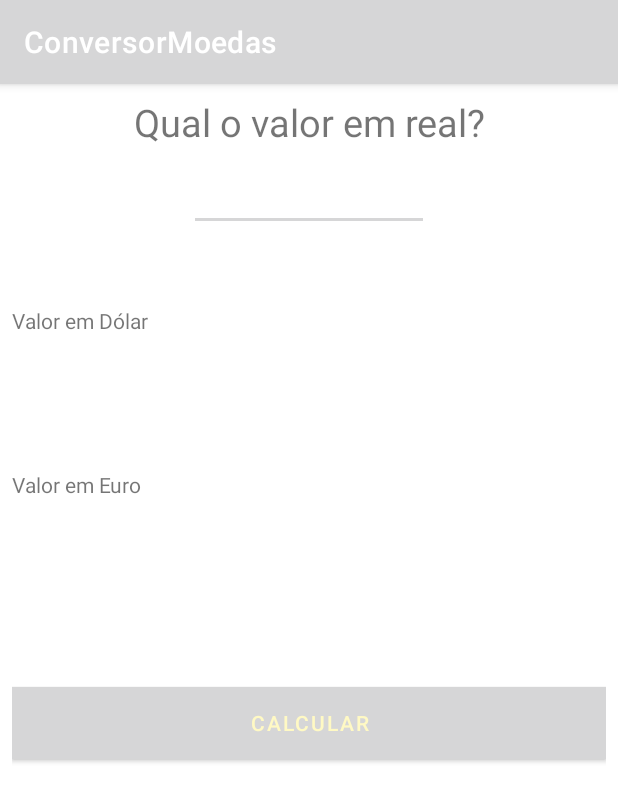
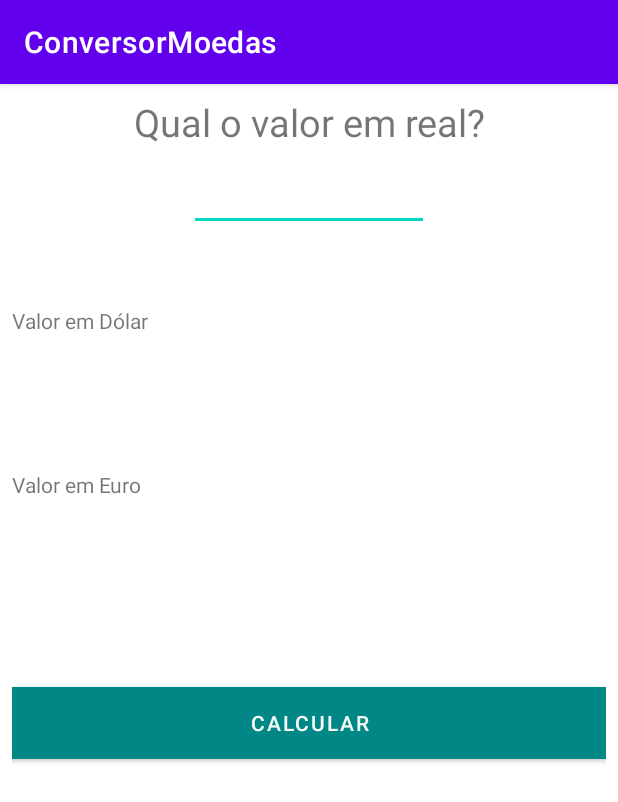
Before and after one commit to warleym/coversordemoedas, an Android app: the screen it shows after launch (MainActivity), on a phone screen of 412 x 824 dp. Shown: the top 802 px of the screen. Run offline under Robolectric (Android 15) with nearby library versions, the phone set to English and light mode, and no system bars.

Commit message:
Aplicação Rodando

```diff
--- a/app/src/main/res/layout/activity_main.xml
+++ b/app/src/main/res/layout/activity_main.xml
@@ -1,5 +1,6 @@
 <?xml version="1.0" encoding="utf-8"?>
 <LinearLayout xmlns:android="http://schemas.android.com/apk/res/android"
+    xmlns:app="http://schemas.android.com/apk/res-auto"
     xmlns:tools="http://schemas.android.com/tools"
     android:layout_width="match_parent"
     android:layout_height="match_parent"
@@ -18,11 +19,11 @@
         android:id="@+id/edit_value"
         android:layout_width="160dp"
         android:layout_height="wrap_content"
+        android:layout_gravity="center"
         android:layout_marginTop="10dp"
-        android:layout_gravity="center"
-        android:textAlignment="center"
         android:inputType="numberSigned"
-        android:text="" />
+        android:text=""
+        android:textAlignment="center" />
 
     <TextView
         android:layout_width="wrap_content"
@@ -36,7 +37,8 @@
         android:layout_height="wrap_content"
         android:layout_marginTop="15dp"
         android:text="@string/valor_em_dolar"
-        android:textColor="@color/colorAccent"
+
+        android:textColor="@color/teal_200"
         android:textSize="18sp" />
 
     <TextView
@@ -51,7 +53,8 @@
         android:layout_height="wrap_content"
         android:layout_marginTop="15dp"
         android:text="@string/valor_em_euro"
-        android:textColor="@color/colorAccent"
+
+        android:textColor="@color/teal_200"
         android:textSize="18sp" />
 
     <Button
@@ -59,8 +62,10 @@
         android:layout_width="match_parent"
         android:layout_height="wrap_content"
         android:layout_marginTop="85dp"
-        android:background="@color/colorAccent"
+        android:background="#A7D381"
         android:text="@string/calcular"
-        android:textColor="@color/colorLight" />
+        android:textColor="#F7FAF6"
+        app:backgroundTint="@color/teal_700" />
+
 
 </LinearLayout>
--- a/app/src/main/res/values/colors.xml
+++ b/app/src/main/res/values/colors.xml
@@ -1,10 +1,10 @@
 <?xml version="1.0" encoding="utf-8"?>
 <resources>
-    <color name= "colorPrimary" > #a6e65b </color>
-    <color name= "colorPrimaryDark" > #85bc47 </color>
-    <color name= "colorAccent" > #8BC34A </color>
-    <color name= "colorLight" > #FFF9C4 </color>
-    <color name= "colorPrimaryText" > #212121 </color>
-    <color name= "colorSecundaryText" > #757575 </color>
-    <color name= "colorDividerText" > #BDBDBD </color>
+    <color name="purple_200">#FFBB86FC</color>
+    <color name="purple_500">#FF6200EE</color>
+    <color name="purple_700">#FF3700B3</color>
+    <color name="teal_200">#FF03DAC5</color>
+    <color name="teal_700">#FF018786</color>
+    <color name="black">#FF000000</color>
+    <color name="white">#FFFFFFFF</color>
 </resources>
--- a/app/src/main/res/values/themes.xml
+++ b/app/src/main/res/values/themes.xml
@@ -13,4 +13,6 @@
         <item name="android:statusBarColor" tools:targetApi="l">?attr/colorPrimaryVariant</item>
         <!-- Customize your theme here. -->
     </style>
+
+
 </resources>
```
